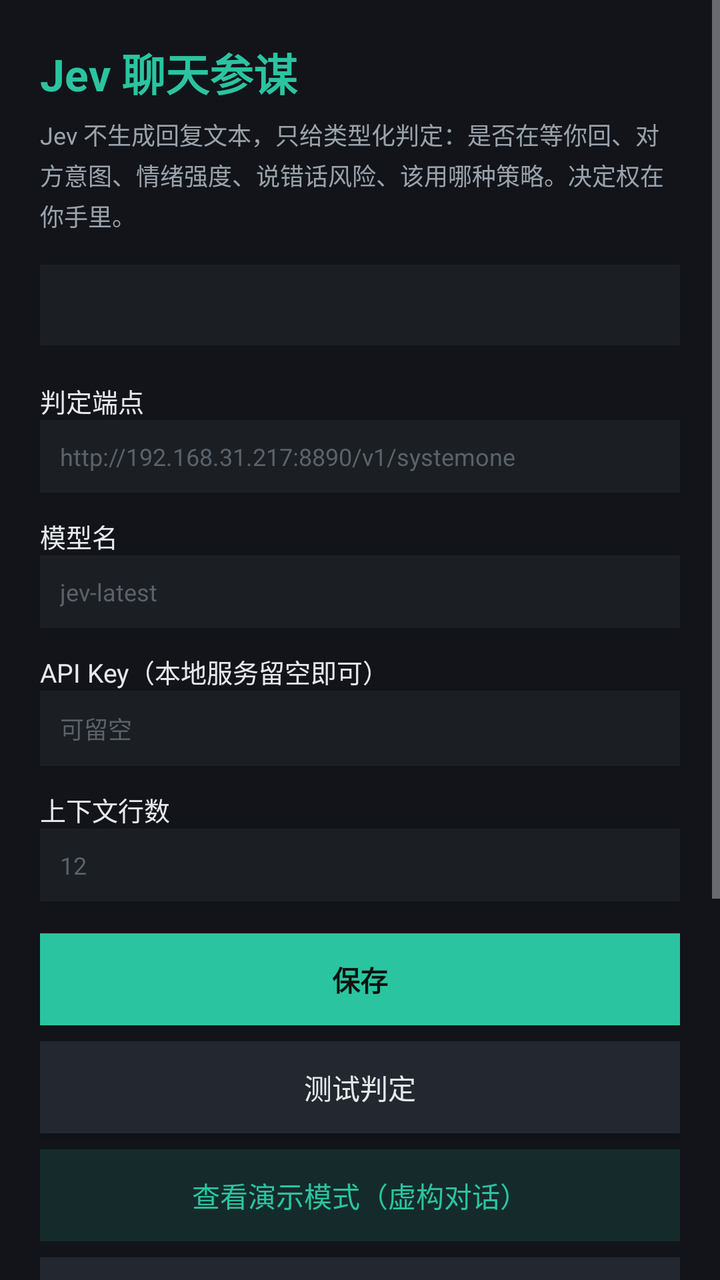
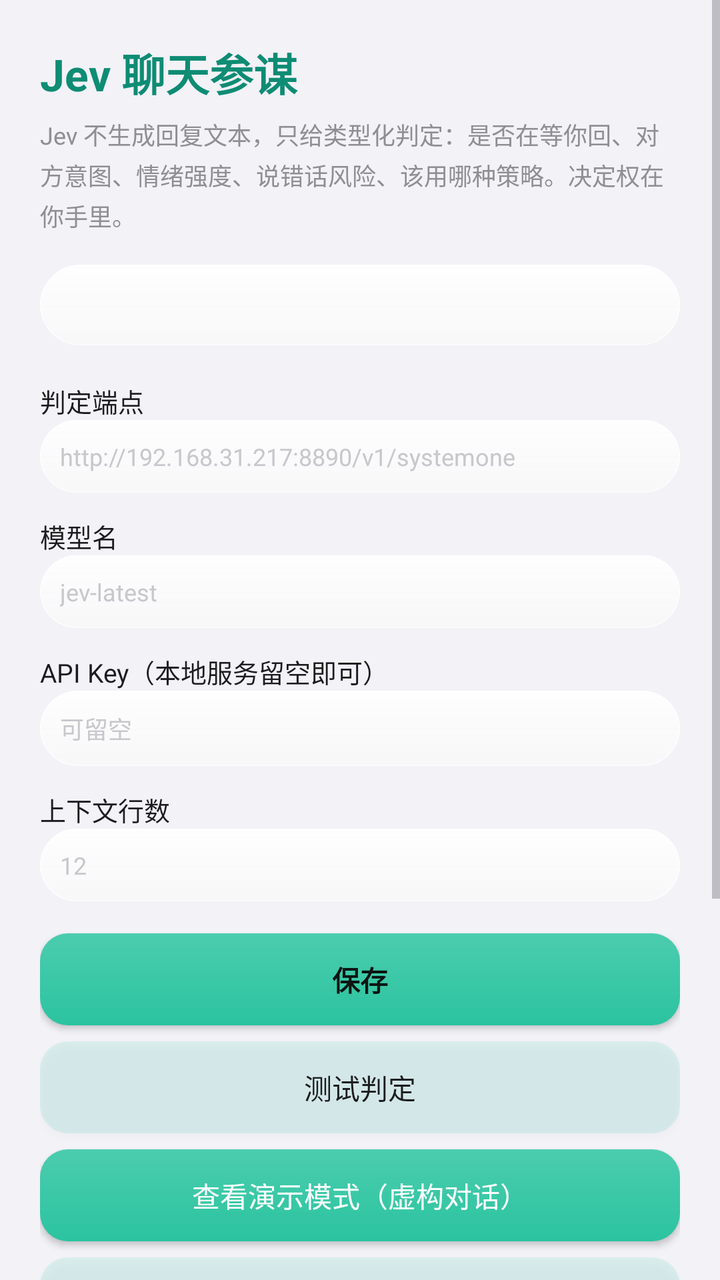

Screens rendered from an Android XML layout before and after an edit, with the pre-edit source and the edit as a unified diff.
<!-- AndroidManifest.xml: application theme AppTheme -->
<!-- res/layout/activity_main.xml -->
<?xml version="1.0" encoding="utf-8"?>
<ScrollView xmlns:android="http://schemas.android.com/apk/res/android"
    android:layout_width="match_parent"
    android:layout_height="match_parent"
    android:background="#FF12141A"
    android:fillViewport="true">

    <LinearLayout
        android:layout_width="match_parent"
        android:layout_height="wrap_content"
        android:orientation="vertical"
        android:padding="20dp">

        <TextView
            android:layout_width="match_parent"
            android:layout_height="wrap_content"
            android:text="Jev 聊天参谋"
            android:textColor="#FF2BC4A0"
            android:textSize="22sp"
            android:textStyle="bold" />

        <TextView
            android:layout_width="match_parent"
            android:layout_height="wrap_content"
            android:layout_marginTop="6dp"
            android:lineSpacingExtra="3dp"
            android:text="Jev 不生成回复文本，只给类型化判定：是否在等你回、对方意图、情绪强度、说错话风险、该用哪种策略。决定权在你手里。"
            android:textColor="#FF9AA3AC"
            android:textSize="12sp" />

        <TextView
            android:id="@+id/status"
            android:layout_width="match_parent"
            android:layout_height="wrap_content"
            android:layout_marginTop="16dp"
            android:background="#FF1B1F24"
            android:lineSpacingExtra="4dp"
            android:padding="12dp"
            android:text=""
            android:textColor="#FFE6E9EC"
            android:textSize="12sp" />

        <TextView
            android:layout_width="match_parent"
            android:layout_height="wrap_content"
            android:layout_marginTop="18dp"
            android:text="判定端点"
            android:textColor="#FFE6E9EC"
            android:textSize="13sp" />

        <EditText
            android:id="@+id/endpoint"
            android:layout_width="match_parent"
            android:layout_height="wrap_content"
            android:background="#FF1B1F24"
            android:hint="http://192.168.31.217:8890/v1/systemone"
            android:inputType="textUri"
            android:padding="10dp"
            android:textColor="#FFE6E9EC"
            android:textColorHint="#FF5A626A"
            android:textSize="12sp" />

        <TextView
            android:layout_width="match_parent"
            android:layout_height="wrap_content"
            android:layout_marginTop="12dp"
            android:text="模型名"
            android:textColor="#FFE6E9EC"
            android:textSize="13sp" />

        <EditText
            android:id="@+id/model"
            android:layout_width="match_parent"
            android:layout_height="wrap_content"
            android:background="#FF1B1F24"
            android:hint="jev-latest"
            android:inputType="text"
            android:padding="10dp"
            android:textColor="#FFE6E9EC"
            android:textColorHint="#FF5A626A"
            android:textSize="12sp" />

        <TextView
            android:layout_width="match_parent"
            android:layout_height="wrap_content"
            android:layout_marginTop="12dp"
            android:text="API Key（本地服务留空即可）"
            android:textColor="#FFE6E9EC"
            android:textSize="13sp" />

        <EditText
            android:id="@+id/apikey"
            android:layout_width="match_parent"
            android:layout_height="wrap_content"
            android:background="#FF1B1F24"
            android:hint="可留空"
            android:inputType="text"
            android:padding="10dp"
            android:textColor="#FFE6E9EC"
            android:textColorHint="#FF5A626A"
            android:textSize="12sp" />

        <TextView
            android:layout_width="match_parent"
            android:layout_height="wrap_content"
            android:layout_marginTop="12dp"
            android:text="上下文行数"
            android:textColor="#FFE6E9EC"
            android:textSize="13sp" />

        <EditText
            android:id="@+id/lines"
            android:layout_width="match_parent"
            android:layout_height="wrap_content"
            android:background="#FF1B1F24"
            android:hint="12"
            android:inputType="number"
            android:padding="10dp"
            android:textColor="#FFE6E9EC"
            android:textColorHint="#FF5A626A"
            android:textSize="12sp" />

        <Button
            android:id="@+id/save"
            android:layout_width="match_parent"
            android:layout_height="46dp"
            android:layout_marginTop="16dp"
            android:background="#FF2BC4A0"
            android:text="保存"
            android:textAllCaps="false"
            android:textColor="#FF0B1412"
            android:textStyle="bold" />

        <Button
            android:id="@+id/test"
            android:layout_width="match_parent"
            android:layout_height="46dp"
            android:layout_marginTop="8dp"
            android:background="#FF232830"
            android:text="测试判定"
            android:textAllCaps="false"
            android:textColor="#FFE6E9EC" />

        <Button
            android:id="@+id/demo"
            android:layout_width="match_parent"
            android:layout_height="46dp"
            android:layout_marginTop="8dp"
            android:background="#222BC4A0"
            android:text="查看演示模式（虚构对话）"
            android:textAllCaps="false"
            android:textColor="#FF2BC4A0" />

        <Button
            android:id="@+id/mode"
            android:layout_width="match_parent"
            android:layout_height="46dp"
            android:layout_marginTop="8dp"
            android:background="#FF232830"
            android:text="切换判定模式（本地）"
            android:textAllCaps="false"
            android:textColor="#FFE6E9EC" />

        <Button
            android:id="@+id/localcheck"
            android:layout_width="match_parent"
            android:layout_height="46dp"
            android:layout_marginTop="8dp"
            android:background="#FF232830"
            android:text="加载本地模型并自检"
            android:textAllCaps="false"
            android:textColor="#FFE6E9EC" />

        <Button
            android:id="@+id/accessibility"
            android:layout_width="match_parent"
            android:layout_height="46dp"
            android:layout_marginTop="8dp"
            android:background="#FF232830"
            android:text="开启读屏无障碍"
            android:textAllCaps="false"
            android:textColor="#FFE6E9EC" />

        <Button
            android:id="@+id/toggle"
            android:layout_width="match_parent"
            android:layout_height="46dp"
            android:layout_marginTop="8dp"
            android:background="#FF232830"
            android:text="启动悬浮球"
            android:textAllCaps="false"
            android:textColor="#FFE6E9EC" />

        <TextView
            android:id="@+id/output"
            android:layout_width="match_parent"
            android:layout_height="wrap_content"
            android:layout_marginTop="16dp"
            android:background="#FF1B1F24"
            android:lineSpacingExtra="4dp"
            android:padding="12dp"
            android:text=""
            android:textColor="#FF9AA3AC"
            android:textSize="11sp" />
    </LinearLayout>
</ScrollView>
<!-- resources referenced by this layout -->
<resources>
  <style name="AppTheme" parent="@android:style/Theme.Material.NoActionBar">
          <item name="android:windowBackground">#FF12141A</item>
          <item name="android:colorBackground">#FF12141A</item>
          <item name="android:textColorPrimary">#FFE6E9EC</item>
          <item name="android:navigationBarColor">#FF12141A</item>
          <item name="android:statusBarColor">#FF12141A</item>
      </style>
</resources>

<!-- the commit's change to res/layout/activity_main.xml (unified diff, before → after) -->
@@ -2,7 +2,7 @@
 <ScrollView xmlns:android="http://schemas.android.com/apk/res/android"
     android:layout_width="match_parent"
     android:layout_height="match_parent"
-    android:background="#FF12141A"
+    android:background="#FFF2F2F7"
     android:fillViewport="true">
 
     <LinearLayout
@@ -15,7 +15,7 @@
             android:layout_width="match_parent"
             android:layout_height="wrap_content"
             android:text="Jev 聊天参谋"
-            android:textColor="#FF2BC4A0"
+            android:textColor="#FF0E8C74"
             android:textSize="22sp"
             android:textStyle="bold" />
 
@@ -25,7 +25,7 @@
             android:layout_marginTop="6dp"
             android:lineSpacingExtra="3dp"
             android:text="Jev 不生成回复文本，只给类型化判定：是否在等你回、对方意图、情绪强度、说错话风险、该用哪种策略。决定权在你手里。"
-            android:textColor="#FF9AA3AC"
+            android:textColor="#FF8E8E93"
             android:textSize="12sp" />
 
         <TextView
@@ -33,11 +33,11 @@
             android:layout_width="match_parent"
             android:layout_height="wrap_content"
             android:layout_marginTop="16dp"
-            android:background="#FF1B1F24"
+            android:background="@drawable/bg_card"
             android:lineSpacingExtra="4dp"
             android:padding="12dp"
             android:text=""
-            android:textColor="#FFE6E9EC"
+            android:textColor="#FF1C1C1E"
             android:textSize="12sp" />
 
         <TextView
@@ -45,19 +45,19 @@
             android:layout_height="wrap_content"
             android:layout_marginTop="18dp"
             android:text="判定端点"
-            android:textColor="#FFE6E9EC"
+            android:textColor="#FF1C1C1E"
             android:textSize="13sp" />
 
         <EditText
             android:id="@+id/endpoint"
             android:layout_width="match_parent"
             android:layout_height="wrap_content"
-            android:background="#FF1B1F24"
+            android:background="@drawable/bg_card"
             android:hint="http://192.168.31.217:8890/v1/systemone"
             android:inputType="textUri"
             android:padding="10dp"
-            android:textColor="#FFE6E9EC"
-            android:textColorHint="#FF5A626A"
+            android:textColor="#FF1C1C1E"
+            android:textColorHint="#FFC7C7CC"
             android:textSize="12sp" />
 
         <TextView
@@ -65,19 +65,19 @@
             android:layout_height="wrap_content"
             android:layout_marginTop="12dp"
             android:text="模型名"
-            android:textColor="#FFE6E9EC"
+            android:textColor="#FF1C1C1E"
             android:textSize="13sp" />
 
         <EditText
             android:id="@+id/model"
             android:layout_width="match_parent"
             android:layout_height="wrap_content"
-            android:background="#FF1B1F24"
+            android:background="@drawable/bg_card"
             android:hint="jev-latest"
             android:inputType="text"
             android:padding="10dp"
-            android:textColor="#FFE6E9EC"
-            android:textColorHint="#FF5A626A"
+            android:textColor="#FF1C1C1E"
+            android:textColorHint="#FFC7C7CC"
             android:textSize="12sp" />
 
         <TextView
@@ -85,19 +85,19 @@
             android:layout_height="wrap_content"
             android:layout_marginTop="12dp"
             android:text="API Key（本地服务留空即可）"
-            android:textColor="#FFE6E9EC"
+            android:textColor="#FF1C1C1E"
             android:textSize="13sp" />
 
         <EditText
             android:id="@+id/apikey"
             android:layout_width="match_parent"
             android:layout_height="wrap_content"
-            android:background="#FF1B1F24"
+            android:background="@drawable/bg_card"
             android:hint="可留空"
             android:inputType="text"
             android:padding="10dp"
-            android:textColor="#FFE6E9EC"
-            android:textColorHint="#FF5A626A"
+            android:textColor="#FF1C1C1E"
+            android:textColorHint="#FFC7C7CC"
             android:textSize="12sp" />
 
         <TextView
@@ -105,19 +105,19 @@
             android:layout_height="wrap_content"
             android:layout_marginTop="12dp"
             android:text="上下文行数"
-            android:textColor="#FFE6E9EC"
+            android:textColor="#FF1C1C1E"
             android:textSize="13sp" />
 
         <EditText
             android:id="@+id/lines"
             android:layout_width="match_parent"
             android:layout_height="wrap_content"
-            android:background="#FF1B1F24"
+            android:background="@drawable/bg_card"
             android:hint="12"
             android:inputType="number"
             android:padding="10dp"
-            android:textColor="#FFE6E9EC"
-            android:textColorHint="#FF5A626A"
+            android:textColor="#FF1C1C1E"
+            android:textColorHint="#FFC7C7CC"
             android:textSize="12sp" />
 
         <Button
@@ -125,7 +125,7 @@
             android:layout_width="match_parent"
             android:layout_height="46dp"
             android:layout_marginTop="16dp"
-            android:background="#FF2BC4A0"
+            android:background="@drawable/bg_btn_primary"
             android:text="保存"
             android:textAllCaps="false"
             android:textColor="#FF0B1412"
@@ -136,71 +136,71 @@
             android:layout_width="match_parent"
             android:layout_height="46dp"
             android:layout_marginTop="8dp"
-            android:background="#FF232830"
+            android:background="@drawable/bg_btn_ghost"
             android:text="测试判定"
             android:textAllCaps="false"
-            android:textColor="#FFE6E9EC" />
+            android:textColor="#FF1C1C1E" />
 
         <Button
             android:id="@+id/demo"
             android:layout_width="match_parent"
             android:layout_height="46dp"
             android:layout_marginTop="8dp"
-            android:background="#222BC4A0"
+            android:background="@drawable/bg_btn_primary"
             android:text="查看演示模式（虚构对话）"
             android:textAllCaps="false"
-            android:textColor="#FF2BC4A0" />
+            android:textColor="#FFFFFFFF" />
 
         <Button
             android:id="@+id/mode"
             android:layout_width="match_parent"
             android:layout_height="46dp"
             android:layout_marginTop="8dp"
-            android:background="#FF232830"
+            android:background="@drawable/bg_btn_ghost"
             android:text="切换判定模式（本地）"
             android:textAllCaps="false"
-            android:textColor="#FFE6E9EC" />
+            android:textColor="#FF1C1C1E" />
 
         <Button
             android:id="@+id/localcheck"
             android:layout_width="match_parent"
             android:layout_height="46dp"
             android:layout_marginTop="8dp"
-            android:background="#FF232830"
+            android:background="@drawable/bg_btn_ghost"
             android:text="加载本地模型并自检"
             android:textAllCaps="false"
-            android:textColor="#FFE6E9EC" />
+            android:textColor="#FF1C1C1E" />
 
         <Button
             android:id="@+id/accessibility"
             android:layout_width="match_parent"
             android:layout_height="46dp"
             android:layout_marginTop="8dp"
-            android:background="#FF232830"
+            android:background="@drawable/bg_btn_ghost"
             android:text="开启读屏无障碍"
             android:textAllCaps="false"
-            android:textColor="#FFE6E9EC" />
+            android:textColor="#FF1C1C1E" />
 
         <Button
             android:id="@+id/toggle"
             android:layout_width="match_parent"
             android:layout_height="46dp"
             android:layout_marginTop="8dp"
-            android:background="#FF232830"
+            android:background="@drawable/bg_btn_ghost"
             android:text="启动悬浮球"
             android:textAllCaps="false"
-            android:textColor="#FFE6E9EC" />
+            android:textColor="#FF1C1C1E" />
 
         <TextView
             android:id="@+id/output"
             android:layout_width="match_parent"
             android:layout_height="wrap_content"
             android:layout_marginTop="16dp"
-            android:background="#FF1B1F24"
+            android:background="@drawable/bg_card"
             android:lineSpacingExtra="4dp"
             android:padding="12dp"
             android:text=""
-            android:textColor="#FF9AA3AC"
+            android:textColor="#FF8E8E93"
             android:textSize="11sp" />
     </LinearLayout>
 </ScrollView>
<!-- resource entries referenced after the edit -->
@@ -1,11 +1,83 @@
 <!-- resources referenced by this layout -->
 <resources>
-  <style name="AppTheme" parent="@android:style/Theme.Material.NoActionBar">
-          <item name="android:windowBackground">#FF12141A</item>
-          <item name="android:colorBackground">#FF12141A</item>
-          <item name="android:textColorPrimary">#FFE6E9EC</item>
-          <item name="android:navigationBarColor">#FF12141A</item>
-          <item name="android:statusBarColor">#FF12141A</item>
+  <!-- drawable bg_btn_ghost (drawable) -->
+  <?xml version="1.0" encoding="utf-8"?>
+  <shape xmlns:android="http://schemas.android.com/apk/res/android"
+      android:shape="rectangle">
+      <solid android:color="#1F2BC4A0" />
+      <corners android:radius="14dp" />
+  </shape>
+  <!-- drawable bg_btn_primary (drawable) -->
+  <?xml version="1.0" encoding="utf-8"?>
+  <layer-list xmlns:android="http://schemas.android.com/apk/res/android">
+      <item>
+          <shape android:shape="rectangle">
+              <solid android:color="#FF2BC4A0" />
+              <corners android:radius="14dp" />
+          </shape>
+      </item>
+      <item>
+          <shape android:shape="rectangle">
+              <gradient
+                  android:angle="270"
+                  android:startColor="#26FFFFFF"
+                  android:endColor="#00FFFFFF"
+                  android:type="linear" />
+              <corners android:radius="14dp" />
+          </shape>
+      </item>
+  </layer-list>
+  <!-- drawable bg_card (drawable) -->
+  <?xml version="1.0" encoding="utf-8"?>
+  <layer-list xmlns:android="http://schemas.android.com/apk/res/android">
+  
+      <item>
+          <shape android:shape="rectangle">
+              <solid android:color="#F5FFFFFF" />
+              <corners android:radius="26dp" />
+          </shape>
+      </item>
+  
+      <item>
+          <shape android:shape="rectangle">
+              <gradient
+                  android:angle="270"
+                  android:startColor="#3DFFFFFF"
+                  android:centerColor="#14FFFFFF"
+                  android:endColor="#00FFFFFF"
+                  android:type="linear" />
+              <corners android:radius="26dp" />
+          </shape>
+      </item>
+  
+      <item>
+          <shape android:shape="rectangle">
+              <gradient
+                  android:angle="90"
+                  android:startColor="#0F8E8E93"
+                  android:endColor="#008E8E93"
+                  android:type="linear" />
+              <corners android:radius="26dp" />
+          </shape>
+      </item>
+  
+      <item>
+          <shape android:shape="rectangle">
+              <stroke android:width="0.5dp" android:color="#99FFFFFF" />
+              <corners android:radius="26dp" />
+          </shape>
+      </item>
+  </layer-list>
+  <style name="AppTheme" parent="@android:style/Theme.Material.Light.NoActionBar">
+          <item name="android:windowBackground">#FFF2F2F7</item>
+          <item name="android:colorBackground">#FFF2F2F7</item>
+          <item name="android:textColorPrimary">#FF1C1C1E</item>
+          <item name="android:textColorSecondary">#FF8E8E93</item>
+          <item name="android:colorAccent">#FF2BC4A0</item>
+          <item name="android:statusBarColor">#FFF2F2F7</item>
+          <item name="android:navigationBarColor">#FFF2F2F7</item>
+          <item name="android:windowLightStatusBar">true</item>
+          <item name="android:windowLightNavigationBar">true</item>
       </style>
 </resources>
 
